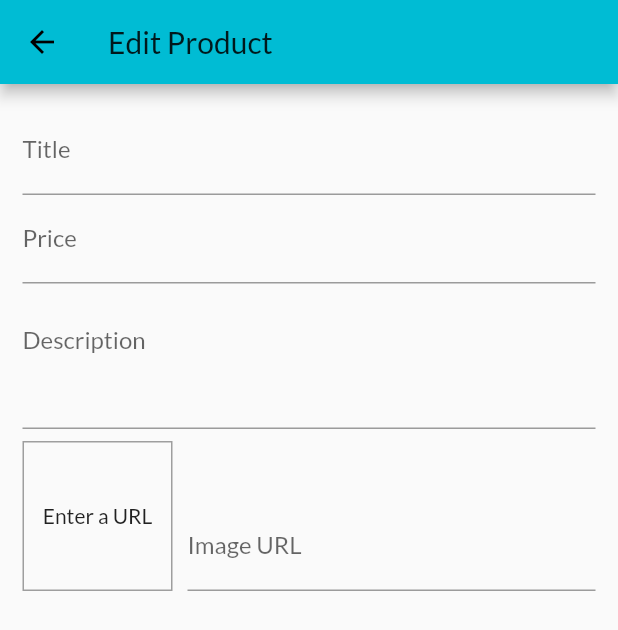
After one commit to jameschristianw/flutter_shop_app, a Flutter app: the EditProductScreen screen opened by its route, on a phone screen of 412 x 824 dp. The commit adds this screen. Shown: the top 630 px of the screen. Run offline on Flutter 3.47's test engine with Material 2 defaults, Android fonts, the phone set to English and light mode, and no system bars; network calls fail.

Commit message:
P9L214-225
214. Module Introduction
215. Snackbars & Undoing "Add to Cart" Actions
216. Using ScaffolMessenger for Snackbars
217. Showing Alert Dialogs
218. Adding a "Manage Products" Page
219. "Edit Product" Screen & A Problem
220. Using Forms & Working with Form Inputs
221. ListView or Column
222. Managing Form Input Focus
223. Multiline INputs & Disposing Objects
224. Adding an Image Preview
225. Image Input & Image Preview

```diff
--- a/lib/main.dart
+++ b/lib/main.dart
@@ -2,7 +2,9 @@ import 'package:flutter/material.dart';
 import 'package:provider/provider.dart';
 import 'package:shop_app/providers/cartProvider.dart';
 import 'package:shop_app/screens/cartScreen.dart';
+import 'package:shop_app/screens/editProductScreen.dart';
 import 'package:shop_app/screens/orderScreen.dart';
+import 'package:shop_app/screens/userProductScreen.dart';
 
 import './providers/productProvider.dart';
 import 'providers/orderProvider.dart';
@@ -41,6 +43,8 @@ class MyApp extends StatelessWidget {
           ProductDetailScreen.routeName: (context) => ProductDetailScreen(),
           CartScreen.routeName: (context) => CartScreen(),
           OrderScreen.routeName: (context) => OrderScreen(),
+          UserProductScreen.routeName: (context) => UserProductScreen(),
+          EditProductScreen.routeName: (context) => EditProductScreen(),
         },
       ),
     );
--- /dev/null
+++ b/lib/screens/editProductScreen.dart
@@ -0,0 +1,99 @@
+import 'package:flutter/material.dart';
+
+class EditProductScreen extends StatefulWidget {
+  static const String routeName = '/edit-product';
+
+  @override
+  _EditProductScreenState createState() => _EditProductScreenState();
+}
+
+class _EditProductScreenState extends State<EditProductScreen> {
+  TextEditingController _imageUrlController = TextEditingController();
+  final _imageUrlFocusNode = FocusNode();
+
+  @override
+  void initState() {
+    super.initState();
+    _imageUrlFocusNode.addListener(_updateImageUrl);
+  }
+
+  void _updateImageUrl() {
+    if (!_imageUrlFocusNode.hasFocus) {
+      setState(() {});
+    }
+  }
+
+  @override
+  Widget build(BuildContext context) {
+    return Scaffold(
+      appBar: AppBar(
+        title: Text('Edit Product'),
+      ),
+      body: Padding(
+        padding: const EdgeInsets.all(15.0),
+        child: Form(
+          child: ListView(
+            children: [
+              TextFormField(
+                decoration: InputDecoration(labelText: 'Title'),
+                textInputAction: TextInputAction.next,
+              ),
+              TextFormField(
+                decoration: InputDecoration(labelText: 'Price'),
+                textInputAction: TextInputAction.next,
+                keyboardType: TextInputType.number,
+              ),
+              TextFormField(
+                decoration: InputDecoration(
+                  labelText: 'Description',
+                  alignLabelWithHint: true,
+                ),
+                maxLines: 3,
+                keyboardType: TextInputType.multiline,
+              ),
+              Row(
+                crossAxisAlignment: CrossAxisAlignment.end,
+                children: [
+                  Container(
+                    width: 100,
+                    height: 100,
+                    margin: EdgeInsets.only(top: 8, right: 10),
+                    decoration: BoxDecoration(
+                      border: Border.all(width: 1, color: Colors.grey),
+                    ),
+                    child: _imageUrlController.text.isEmpty
+                        ? Center(child: Text('Enter a URL'))
+                        : FittedBox(
+                            child: Image.network(_imageUrlController.text),
+                            fit: BoxFit.contain,
+                          ),
+                  ),
+                  Expanded(
+                    child: TextFormField(
+                      decoration: InputDecoration(labelText: 'Image URL'),
+                      keyboardType: TextInputType.url,
+                      textInputAction: TextInputAction.done,
+                      controller: _imageUrlController,
+                      focusNode: _imageUrlFocusNode,
+                      onEditingComplete: () {
+                        setState(() {});
+                      },
+                    ),
+                  ),
+                ],
+              ),
+            ],
+          ),
+        ),
+      ),
+    );
+  }
+
+  @override
+  void dispose() {
+    super.dispose();
+    _imageUrlFocusNode.removeListener(_updateImageUrl);
+    _imageUrlFocusNode.dispose();
+    _imageUrlController.dispose();
+  }
+}
```
Also changed, not shown: lib/providers/cartProvider.dart (+20 -0 lines), lib/screens/userProductScreen.dart (added, +45 -0 lines), lib/widgets/appDrawer.dart (+23 -3 lines), lib/widgets/cartItem.dart (+28 -0 lines), lib/widgets/productItem.dart (+13 -0 lines), lib/widgets/userProductItem.dart (added, +38 -0 lines), pubspec.lock.
